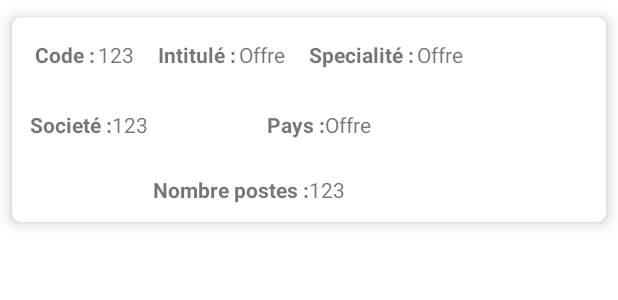
After one commit to MyDevMobileCourse/Tp5Http, an Android app: the layout offre.xml on its own in the app's theme, with its tools: preview values and no code run, on a phone screen of 412 x 824 dp. The commit adds this screen. Shown: the top 300 px of the screen. Run offline under Robolectric (Android 15) with nearby library versions, the phone set to English and light mode, and no system bars.

Commit message:
display offres

```diff
--- a/app/src/main/AndroidManifest.xml
+++ b/app/src/main/AndroidManifest.xml
@@ -2,7 +2,9 @@
 <manifest xmlns:android="http://schemas.android.com/apk/res/android"
     xmlns:tools="http://schemas.android.com/tools"
     package="com.example.tp5">
+
     <uses-permission android:name="android.permission.INTERNET" />
+
     <application
         android:allowBackup="true"
         android:dataExtractionRules="@xml/data_extraction_rules"
@@ -13,6 +15,9 @@
         android:supportsRtl="true"
         android:theme="@style/Theme.Tp5"
         tools:targetApi="31">
+        <activity
+            android:name=".Form"
+            android:exported="false" />
         <activity
             android:name=".MainActivity"
             android:exported="true">
--- /dev/null
+++ b/app/src/main/res/layout/offre.xml
@@ -0,0 +1,171 @@
+<?xml version="1.0" encoding="utf-8"?>
+<androidx.cardview.widget.CardView xmlns:android="http://schemas.android.com/apk/res/android"
+    xmlns:app="http://schemas.android.com/apk/res-auto"
+    xmlns:tools="http://schemas.android.com/tools"
+    android:id="@+id/user_item"
+    android:layout_width="match_parent"
+    android:layout_height="wrap_content"
+    app:cardCornerRadius="6dp"
+    app:cardElevation="6dp"
+    app:cardUseCompatPadding="true">
+
+    <HorizontalScrollView
+        android:layout_width="match_parent"
+        android:layout_height="match_parent">
+
+        <LinearLayout
+            android:layout_width="wrap_content"
+            android:layout_height="match_parent"
+            android:orientation="vertical">
+
+            <androidx.constraintlayout.widget.ConstraintLayout
+                android:id="@+id/linearLayout"
+                android:layout_width="match_parent"
+                android:layout_height="wrap_content"
+                android:padding="15dp">
+
+
+                <TextView
+                    android:id="@+id/labelCode"
+                    android:layout_width="wrap_content"
+                    android:layout_height="wrap_content"
+                    android:text="Code :"
+                    android:textStyle="bold"
+                    app:layout_constraintBaseline_toBaselineOf="@+id/codeF"
+                    app:layout_constraintStart_toStartOf="parent" />
+
+                <TextView
+                    android:id="@+id/codeF"
+                    android:layout_width="wrap_content"
+                    android:layout_height="wrap_content"
+                    android:layout_marginStart="2dp"
+                    android:text="123"
+                    app:layout_constraintBottom_toBottomOf="parent"
+                    app:layout_constraintStart_toEndOf="@+id/labelCode" />
+
+
+                <TextView
+                    android:id="@+id/labelIntitule"
+                    android:layout_width="wrap_content"
+                    android:layout_height="wrap_content"
+                    android:layout_marginStart="16dp"
+                    android:text="Intitulé :"
+                    android:textStyle="bold"
+                    app:layout_constraintBaseline_toBaselineOf="@+id/intituleF"
+                    app:layout_constraintStart_toEndOf="@+id/codeF" />
+
+                <TextView
+                    android:id="@+id/intituleF"
+                    android:layout_width="wrap_content"
+                    android:layout_height="wrap_content"
+                    android:layout_marginStart="2dp"
+                    android:text="Offre"
+                    app:layout_constraintBottom_toBottomOf="parent"
+                    app:layout_constraintStart_toEndOf="@+id/labelIntitule" />
+
+
+                <TextView
+                    android:id="@+id/labelSpecialité"
+                    android:layout_width="wrap_content"
+                    android:layout_height="wrap_content"
+                    android:layout_marginStart="16dp"
+                    android:text="Specialité :"
+                    android:textStyle="bold"
+                    app:layout_constraintBaseline_toBaselineOf="@+id/specialitéF"
+                    app:layout_constraintStart_toEndOf="@+id/intituleF" />
+
+                <TextView
+                    android:id="@+id/specialitéF"
+                    android:layout_width="wrap_content"
+                    android:layout_height="wrap_content"
+                    android:layout_marginStart="2dp"
+                    android:text="Offre"
+                    app:layout_constraintBottom_toBottomOf="parent"
+                    app:layout_constraintEnd_toEndOf="parent"
+                    app:layout_constraintStart_toEndOf="@+id/labelSpecialité" />
+
+
+            </androidx.constraintlayout.widget.ConstraintLayout>
+
+
+
+                <LinearLayout
+                    android:layout_width="match_parent"
+                    android:layout_height="match_parent">
+
+                    <LinearLayout
+                        android:layout_width="fill_parent"
+                        android:layout_height="wrap_content"
+                        android:layout_weight="1"
+                        android:orientation="horizontal"
+                        android:padding="12dp">
+
+                        <TextView
+                            android:id="@+id/labelSocieté"
+                            android:layout_width="wrap_content"
+                            android:layout_height="wrap_content"
+                            android:text="Societé :"
+                            android:textStyle="bold" />
+
+                        <TextView
+                            android:id="@+id/societéF"
+                            android:layout_width="wrap_content"
+                            android:layout_height="wrap_content"
+                            android:text="123" />
+
+                    </LinearLayout>
+
+                    <LinearLayout
+                        android:layout_width="fill_parent"
+                        android:layout_height="wrap_content"
+
+                        android:layout_weight="1"
+                        android:orientation="horizontal"
+                        android:padding="12dp">
+
+                        <TextView
+                            android:id="@+id/labelPays"
+                            android:layout_width="wrap_content"
+                            android:layout_height="wrap_content"
+                            android:text="Pays :"
+                            android:textStyle="bold" />
+
+                        <TextView
+                            android:id="@+id/paysF"
+                            android:layout_width="wrap_content"
+                            android:layout_height="wrap_content"
+                            android:text="Offre" />
+
+
+                    </LinearLayout>
+
+                </LinearLayout>
+
+            <LinearLayout
+                android:layout_width="fill_parent"
+                android:layout_height="match_parent"
+
+                android:gravity="center"
+                android:orientation="horizontal"
+                android:padding="12dp">
+
+                <TextView
+                    android:id="@+id/labelNbpose"
+                    android:layout_width="wrap_content"
+                    android:layout_height="wrap_content"
+                    android:text="Nombre postes :"
+                    android:textStyle="bold" />
+
+                <TextView
+                    android:id="@+id/nbPosteF"
+                    android:layout_width="wrap_content"
+                    android:layout_height="wrap_content"
+                    android:text="123" />
+
+            </LinearLayout>
+
+        </LinearLayout>
+
+    </HorizontalScrollView>
+
+</androidx.cardview.widget.CardView>
```
Also changed, not shown: app/src/main/java/com/example/tp5/MainActivity.kt (+50 -0 lines), app/src/main/java/com/example/tp5/OffresListAdapter.kt (added, +39 -0 lines), app/src/main/res/layout/activity_main.xml (+42 -4 lines).
